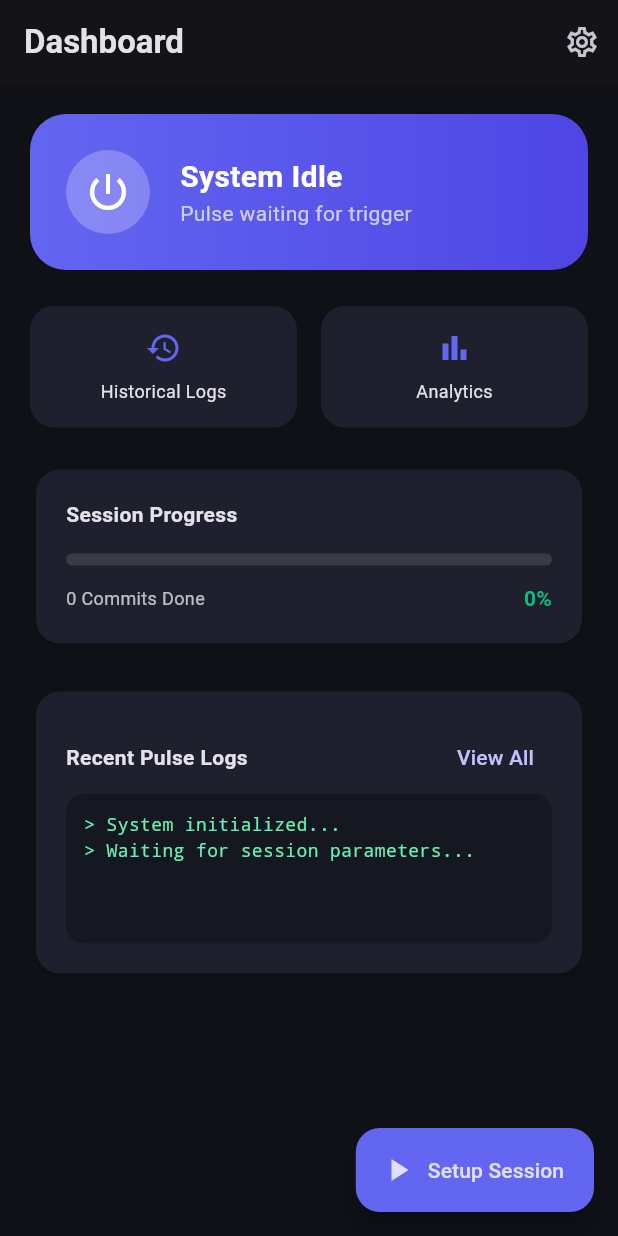
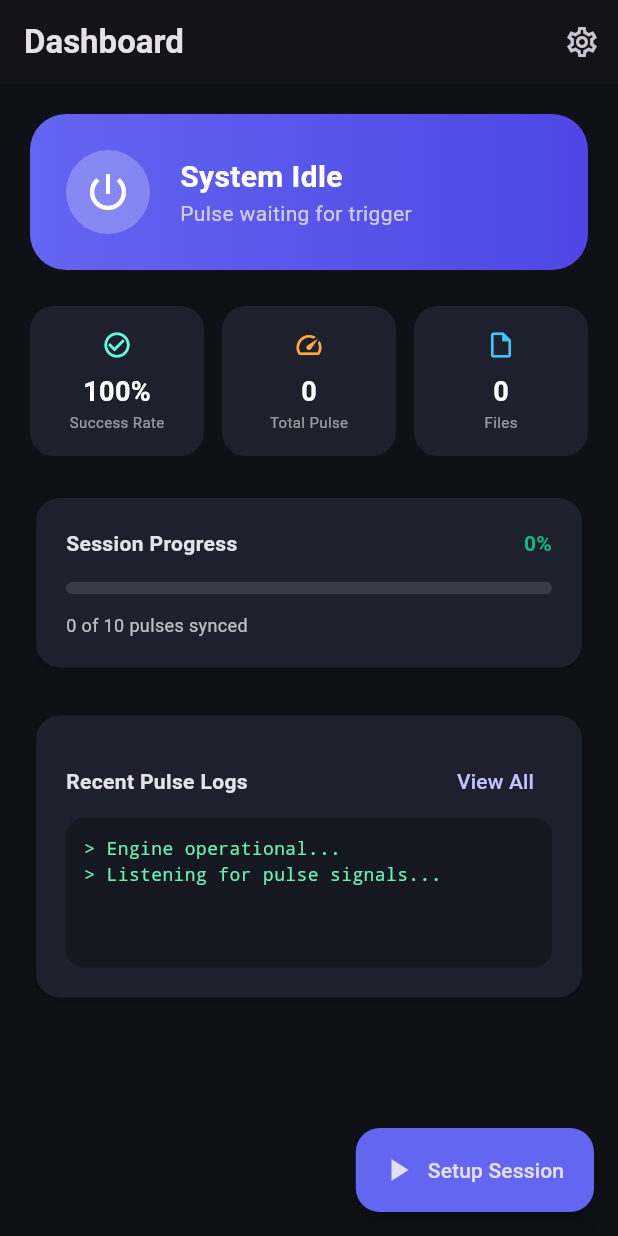
Before and after one commit to nomaan5541/devsim-mobile, a Flutter app: the DashboardScreen screen opened directly, on a phone screen of 412 x 824 dp. Run offline on Flutter 3.47's test engine with Material 3 defaults, Android fonts, the light colour scheme and no system bars; our stand-ins replace flutter_secure_storage, logger, shared_preferences; missing offline and left inert: workmanager; accounts and stored records are empty.

Commit message:
Fix commit target limit, integrate new Gemini API key, and overhaul Dashboard UI

```diff
--- /dev/null
+++ b/lib/models/commit_record.dart
@@ -0,0 +1,29 @@
+import 'package:flutter/foundation.dart';
+
+class CommitRecord {
+  final String path;
+  final String message;
+  final DateTime timestamp;
+  final bool isSuccess;
+
+  CommitRecord({
+    required this.path,
+    required this.message,
+    required this.timestamp,
+    required this.isSuccess,
+  });
+
+  Map<String, dynamic> toJson() => {
+    'path': path,
+    'message': message,
+    'timestamp': timestamp.toIso8601String(),
+    'isSuccess': isSuccess,
+  };
+
+  factory CommitRecord.fromJson(Map<String, dynamic> json) => CommitRecord(
+    path: json['path'],
+    message: json['message'],
+    timestamp: DateTime.parse(json['timestamp']),
+    isSuccess: json['isSuccess'],
+  );
+}
--- a/lib/screens/dashboard_screen.dart
+++ b/lib/screens/dashboard_screen.dart
@@ -1,6 +1,8 @@
 import 'package:flutter/material.dart';
 import 'package:provider/provider.dart';
+import 'package:intl/intl.dart';
 import '../services/app_provider.dart';
+import '../models/commit_record.dart';
 import 'scheduler_setup_screen.dart';
 import 'settings_screen.dart';
 import 'logs_screen.dart';
@@ -28,10 +30,14 @@
           children: [
             _buildStatusHeader(provider),
             const SizedBox(height: 24),
-            _buildQuickActions(context),
+            _buildStatsBar(provider),
             const SizedBox(height: 24),
             _buildProgressCard(provider),
             const SizedBox(height: 24),
+            if (provider.commitHistory.isNotEmpty) ...[
+              _buildCommittedFilesList(provider),
+              const SizedBox(height: 24),
+            ],
             _buildLogPreview(context),
           ],
         ),
@@ -63,7 +69,7 @@
         children: [
           Container(
             padding: const EdgeInsets.all(12),
-            decoration: BoxDecoration(color: Colors.white24, shape: BoxShape.circle),
+            decoration: const BoxDecoration(color: Colors.white24, shape: BoxShape.circle),
             child: Icon(isRunning ? Icons.bolt : Icons.power_settings_new, color: Colors.white, size: 32),
           ),
           const SizedBox(width: 20),
@@ -76,7 +82,7 @@
                   style: const TextStyle(color: Colors.white, fontSize: 20, fontWeight: FontWeight.bold),
                 ),
                 Text(
-                  isRunning ? 'Background worker connected' : 'Pulse waiting for trigger',
+                  isRunning ? 'Activity: ${provider.repo}' : 'Pulse waiting for trigger',
                   style: const TextStyle(color: Colors.white70),
                 ),
               ],
@@ -87,34 +93,33 @@
     );
   }
 
-  Widget _buildQuickActions(BuildContext context) {
+  Widget _buildStatsBar(AppProvider provider) {
     return Row(
       children: [
-        _buildActionItem(context, 'Historical Logs', Icons.history, const LogsScreen()),
-        const SizedBox(width: 16),
-        _buildActionItem(context, 'Analytics', Icons.bar_chart, null),
+        _buildStatItem('Success Rate', '${provider.successRate.toInt()}%', Icons.check_circle_outline, Colors.tealAccent),
+        const SizedBox(width: 12),
+        _buildStatItem('Total Pulse', provider.completedCommits.toString(), Icons.speed, Colors.orangeAccent),
+        const SizedBox(width: 12),
+        _buildStatItem('Files', provider.commitHistory.length.toString(), Icons.insert_drive_file_outlined, Colors.lightBlueAccent),
       ],
     );
   }
 
-  Widget _buildActionItem(BuildContext context, String title, IconData icon, Widget? target) {
+  Widget _buildStatItem(String label, String value, IconData icon, Color color) {
     return Expanded(
-      child: InkWell(
-        onTap: target != null ? () => Navigator.push(context, MaterialPageRoute(builder: (_) => target)) : null,
-        borderRadius: BorderRadius.circular(16),
       child: Container(
-          padding: const EdgeInsets.symmetric(vertical: 16),
+        padding: const EdgeInsets.symmetric(vertical: 16, horizontal: 8),
         decoration: BoxDecoration(
           color: const Color(0xFF1E212D),
           borderRadius: BorderRadius.circular(16),
         ),
         child: Column(
           children: [
-              Icon(icon, color: const Color(0xFF6366F1)),
+            Icon(icon, color: color, size: 20),
             const SizedBox(height: 8),
-              Text(title, style: const TextStyle(fontSize: 12)),
+            Text(value, style: const TextStyle(fontSize: 18, fontWeight: FontWeight.bold, color: Colors.white)),
+            Text(label, style: const TextStyle(fontSize: 10, color: Colors.white54)),
           ],
-          ),
         ),
       ),
     );
@@ -128,7 +133,13 @@
         child: Column(
           crossAxisAlignment: CrossAxisAlignment.start,
           children: [
+            Row(
+              mainAxisAlignment: MainAxisAlignment.spaceBetween,
+              children: [
                 const Text('Session Progress', style: TextStyle(fontWeight: FontWeight.bold)),
+                Text('${(progress * 100).toInt()}%', style: const TextStyle(color: Color(0xFF10B981), fontWeight: FontWeight.bold)),
+              ],
+            ),
             const SizedBox(height: 16),
             LinearProgressIndicator(
               value: progress,
@@ -138,17 +149,65 @@
               borderRadius: BorderRadius.circular(4),
             ),
             const SizedBox(height: 12),
-            Row(
-              mainAxisAlignment: MainAxisAlignment.spaceBetween,
-              children: [
-                Text('${provider.completedCommits} Commits Done', style: const TextStyle(color: Colors.white70, fontSize: 12)),
-                Text('${(progress * 100).toInt()}%', style: const TextStyle(color: Color(0xFF10B981), fontWeight: FontWeight.bold)),
-              ],
-            )
+            Text('${provider.completedCommits} of ${provider.targetCommits} pulses synced', style: const TextStyle(color: Colors.white70, fontSize: 12)),
           ],
         ),
       ),
     );
+  }
+
+  Widget _buildCommittedFilesList(AppProvider provider) {
+    return Card(
+      child: Padding(
+        padding: const EdgeInsets.all(20),
+        child: Column(
+          crossAxisAlignment: CrossAxisAlignment.start,
+          children: [
+            const Text('Committed Files', style: TextStyle(fontWeight: FontWeight.bold)),
+            const SizedBox(height: 16),
+            ListView.separated(
+              shrinkWrap: true,
+              physics: const NeverScrollableScrollPhysics(),
+              itemCount: provider.commitHistory.take(5).length,
+              separatorBuilder: (_, __) => const Divider(height: 24, color: Colors.white10),
+              itemBuilder: (context, index) {
+                final commit = provider.commitHistory[index];
+                return Row(
+                  children: [
+                    Container(
+                      padding: const EdgeInsets.all(8),
+                      decoration: BoxDecoration(color: Colors.white10, borderRadius: BorderRadius.circular(8)),
+                      child: Icon(_getFileIcon(commit.path), size: 16, color: Colors.white70),
+                    ),
+                    const SizedBox(width: 12),
+                    Expanded(
+                      child: Column(
+                        crossAxisAlignment: CrossAxisAlignment.start,
+                        children: [
+                          Text(commit.path, style: const TextStyle(fontSize: 13, fontWeight: FontWeight.w500)),
+                          Text(commit.message, style: const TextStyle(fontSize: 11, color: Colors.white54)),
+                        ],
+                      ),
+                    ),
+                    Text(
+                      DateFormat('HH:mm').format(commit.timestamp),
+                      style: const TextStyle(fontSize: 11, color: Colors.white38),
+                    ),
+                  ],
+                );
+              },
+            ),
+          ],
+        ),
+      ),
+    );
+  }
+
+  IconData _getFileIcon(String path) {
+    if (path.endsWith('.dart')) return Icons.code;
+    if (path.endsWith('.md')) return Icons.description;
+    if (path.endsWith('.yaml')) return Icons.settings_applications;
+    return Icons.file_present;
   }
 
   Widget _buildLogPreview(BuildContext context) {
@@ -173,7 +232,7 @@
               padding: const EdgeInsets.all(12),
               decoration: BoxDecoration(color: Colors.black26, borderRadius: BorderRadius.circular(12)),
               child: const Text(
-                '> System initialized...\n> Waiting for session parameters...',
+                '> Engine operational...\n> Listening for pulse signals...',
                 style: TextStyle(fontFamily: 'monospace', color: Colors.greenAccent, fontSize: 12),
               ),
             )
--- a/lib/services/app_provider.dart
+++ b/lib/services/app_provider.dart
@@ -5,6 +5,7 @@
 import 'scheduler_service.dart';
 import 'session_engine.dart';
 import 'ai_service.dart';
+import '../models/commit_record.dart';
 
 class AppProvider extends ChangeNotifier {
   final GitHubService _github = GitHubService();
@@ -19,6 +20,8 @@
   SimulationMode _mode = SimulationMode.realistic;
   int _targetCommits = 10;
   int _completedCommits = 0;
+  int _failedCommits = 0;
+  final List<CommitRecord> _commitHistory = [];
 
   // AI Settings
   String? _googleApiKey;
@@ -31,8 +34,16 @@
   SimulationMode get mode => _mode;
   int get targetCommits => _targetCommits;
   int get completedCommits => _completedCommits;
+  int get failedCommits => _failedCommits;
+  List<CommitRecord> get commitHistory => List.unmodifiable(_commitHistory);
   String? get googleApiKey => _googleApiKey;
   bool get isAiEnabled => _isAiEnabled;
+
+  double get successRate {
+    final total = _completedCommits + _failedCommits;
+    if (total == 0) return 100.0;
+    return (_completedCommits / total) * 100;
+  }
 
   Future<void> initialize() async {
     _token = await _github.getToken();
@@ -62,6 +73,9 @@
     _repo = repo;
     _mode = mode;
     _targetCommits = target;
+    _completedCommits = 0;
+    _failedCommits = 0;
+    _commitHistory.clear();
 
     final prefs = await SharedPreferences.getInstance();
     await prefs.setString('last_owner', owner);
@@ -115,7 +129,12 @@
     while (_isRunning) {
       if (_token == null || _owner == null || _repo == null) break;
 
-      final sessionCommits = _scheduler.calculateSessionCommitCount();
+      // Calculate how many commits to run in this specific pulse session
+      final sessionCommits = _scheduler.calculateSessionCommitCount(
+        _mode,
+        _targetCommits - _completedCommits
+      );
+
       final actualToRun = (_completedCommits + sessionCommits > _targetCommits)
         ? (_targetCommits - _completedCommits)
         : sessionCommits;
@@ -135,6 +154,11 @@
         apiKey: _isAiEnabled ? _googleApiKey : null,
         onProgress: (done) {
           _completedCommits++;
+          notifyListeners();
+        },
+        onCommit: (record) {
+          _commitHistory.insert(0, record);
+          if (_commitHistory.length > 100) _commitHistory.removeLast();
           notifyListeners();
         },
       );
```
Also changed, not shown: lib/services/ai_service.dart (+5 -4 lines), lib/services/scheduler_service.dart (+7 -2 lines), lib/services/session_engine.dart (+9 -0 lines). Lines whose indentation alone changed are shown as unchanged.
